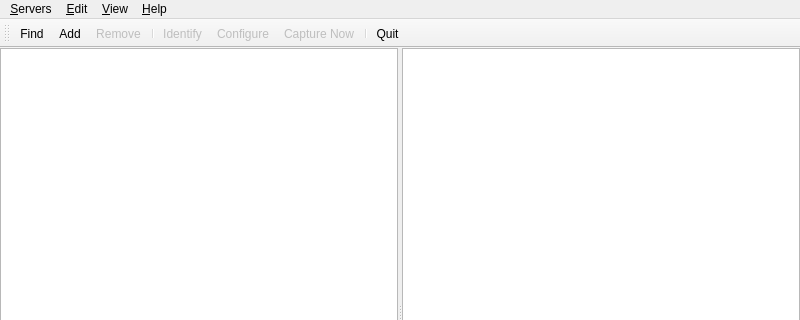
Old version of the form compoundpi/windows/main_window.ui in the repository waveform-computing/compoundpi; both pictures show x 0 to 800 and y 0 to 320 of the 800 by 600 pixel window.
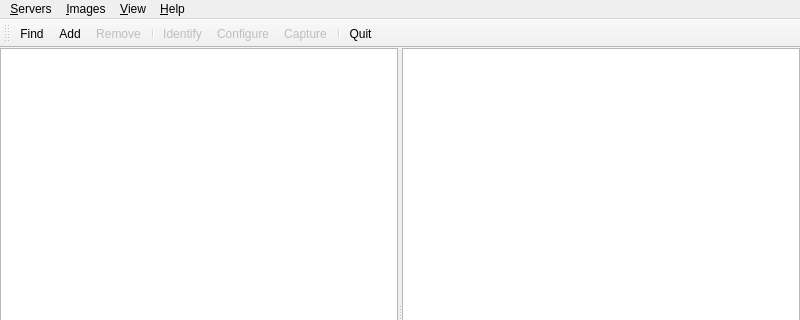
New version of the form.

Diff of the .ui file:
```diff
--- a/compoundpi/windows/main_window.ui
+++ b/compoundpi/windows/main_window.ui
@@ -13,6 +13,9 @@
   <property name="windowTitle">
    <string>Compound Pi</string>
   </property>
+  <property name="toolButtonStyle">
+   <enum>Qt::ToolButtonFollowStyle</enum>
+  </property>
   <widget class="QWidget" name="centralwidget">
    <layout class="QVBoxLayout" name="verticalLayout">
     <property name="margin">
@@ -98,9 +101,9 @@
     <addaction name="about_action"/>
     <addaction name="about_qt_action"/>
    </widget>
-   <widget class="QMenu" name="edit_menu">
+   <widget class="QMenu" name="images_menu">
     <property name="title">
-     <string>&amp;Edit</string>
+     <string>&amp;Images</string>
     </property>
     <addaction name="copy_action"/>
     <addaction name="clear_action"/>
@@ -115,7 +118,7 @@
     <addaction name="status_bar_action"/>
    </widget>
    <addaction name="servers_menu"/>
-   <addaction name="edit_menu"/>
+   <addaction name="images_menu"/>
    <addaction name="view_menu"/>
    <addaction name="help_menu"/>
   </widget>
@@ -136,7 +139,7 @@
    <addaction name="separator"/>
    <addaction name="identify_action"/>
    <addaction name="configure_action"/>
-   <addaction name="capture_now_action"/>
+   <addaction name="capture_action"/>
    <addaction name="separator"/>
    <addaction name="quit_action"/>
   </widget>
@@ -288,12 +291,12 @@
     <string>Ctrl+C</string>
    </property>
   </action>
-  <action name="capture_now_action">
-   <property name="enabled">
-    <bool>false</bool>
+  <action name="export_action">
+   <property name="text">
+    <string>E&amp;xport</string>
    </property>
    <property name="text">
-    <string>Capture &amp;Now</string>
+    <string>Show &amp;Toolbar</string>
    </property>
    <property name="toolTip">
     <string>Capture images on all selected servers</string>
```
Left out of the diff: 30 changed lines with no effect on the pictures.
